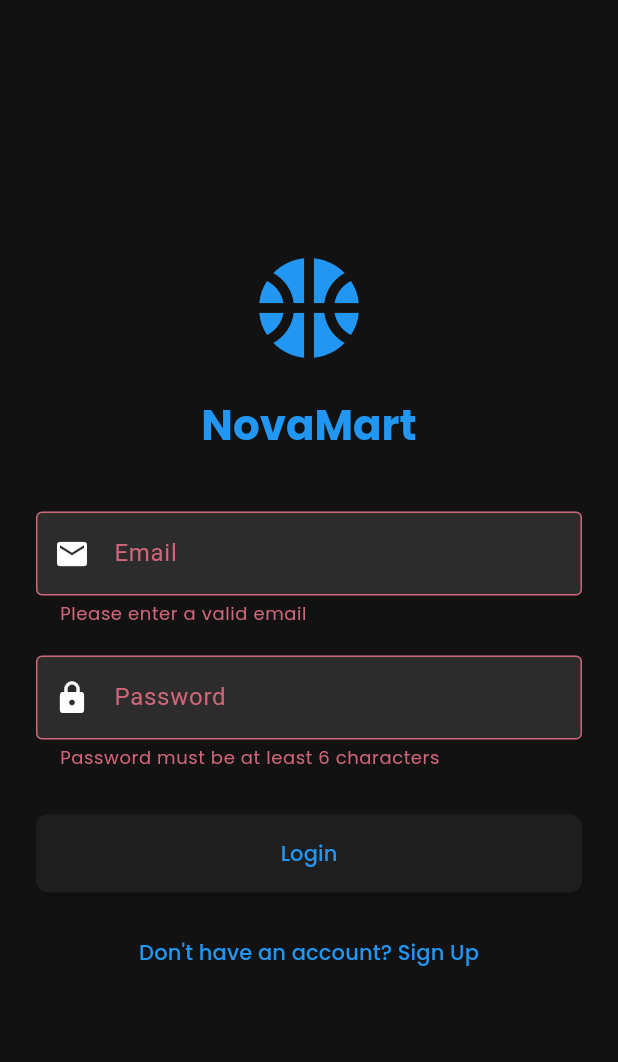
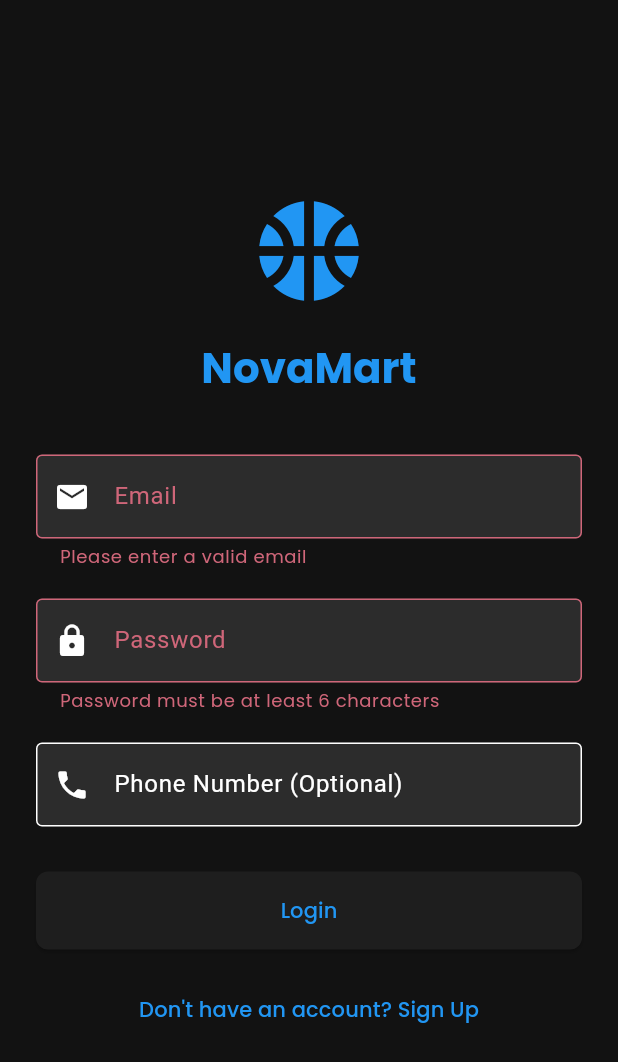
Before and after one commit to viraj-builds/novamart-android-app, a Flutter app: the screen it shows after launch, after a tap on "Login", on a phone screen of 412 x 824 dp. Shown: the top 1062 px of the screen. Run offline on Flutter 3.47's test engine with Material 3 defaults, Android fonts, the phone set to English and light mode, and no system bars; our stand-ins replace badges, cached_network_image, carousel_slider, firebase_auth, firebase_core, firebase_messaging and 5 more; missing offline and left inert: clevertap_plugin; accounts and stored records are empty.

Commit message:
Update app name to NovaMart, configure network security, update icons, and move phone field to login

```diff
--- a/assets/data/sports_products.json
+++ b/assets/data/sports_products.json
@@ -300,9 +300,9 @@
     "discount": 0.0,
     "rating": 4.8,
     "stock": 35,
-    "image": "https://images.unsplash.com/photo-1592433051499-464332308b02?w=600&q=80",
+    "image": "https://images.unsplash.com/photo-1544367567-0f2fcb009e0b?w=600&q=80",
     "images": [
-      "https://images.unsplash.com/photo-1592433051499-464332308b02?w=600&q=80"
+      "https://images.unsplash.com/photo-1544367567-0f2fcb009e0b?w=600&q=80"
     ],
     "colors": ["Purple", "Green", "Blue"],
     "sizes": ["Standard"]
--- a/lib/main.dart
+++ b/lib/main.dart
@@ -13,6 +13,49 @@ import 'services/storage_service.dart';
 
 import 'package:firebase_messaging/firebase_messaging.dart';
 import 'package:clevertap_plugin/clevertap_plugin.dart';
+import 'package:permission_handler/permission_handler.dart';
+
+Future<void> requestNotificationPermission(BuildContext? context) async {
+  final status = await Permission.notification.status;
+
+  if (status.isGranted) {
+    // Already allowed — nothing to do
+    return;
+  }
+
+  if (status.isPermanentlyDenied) {
+    // Android remembers "Don't ask again" — must open Settings manually
+    if (context != null && context.mounted) {
+      showDialog(
+        context: context,
+        builder: (_) => AlertDialog(
+          title: const Text('Enable Notifications'),
+          content: const Text(
+            'Notifications are permanently blocked. '
+            'Please go to App Settings and enable them manually.',
+          ),
+          actions: [
+            TextButton(
+              onPressed: () => Navigator.pop(context),
+              child: const Text('Cancel'),
+            ),
+            ElevatedButton(
+              onPressed: () {
+                Navigator.pop(context);
+                openAppSettings(); // Opens Android App Settings page
+              },
+              child: const Text('Open Settings'),
+            ),
+          ],
+        ),
+      );
+    }
+    return;
+  }
+
+  // Status is denied or not yet asked — request the dialog
+  await Permission.notification.request();
+}
 
 void main() async {
   WidgetsFlutterBinding.ensureInitialized();
@@ -25,16 +68,26 @@ void main() async {
   CleverTapPlugin.setOptOut(false);
   CleverTapPlugin.setDebugLevel(3);
 
-  await FirebaseMessaging.instance.requestPermission();
+  // Request Android 13+ runtime notification permission on first launch
+  await requestNotificationPermission(null);
 
-  // Get the FCM token and register it with CleverTap
-  String? fcmToken = await FirebaseMessaging.instance.getToken();
-  if (fcmToken != null) {
-    CleverTapPlugin.setPushToken(fcmToken);
-  }
+  // Also request via Firebase (needed for iOS and FCM token generation)
+  await FirebaseMessaging.instance.requestPermission(
+    alert: true,
+    badge: true,
+    sound: true,
+  );
 
-  // Force the profile to be subscribed to Push every time the app opens
-  CleverTapPlugin.profileSet({'MSG-push': true});
+  // NOTE: Do NOT manually call CleverTapPlugin.setPushToken() here.
+  // The app uses android:name="com.clevertap.android.sdk.Application" in
+  // AndroidManifest.xml, which means CleverTap already auto-registers the
+  // FCM token internally. Calling setPushToken() again causes duplicate
+  // registration events and can conflict with the auto-registration flow.
+  //
+  // We only listen for token *refreshes* to keep CleverTap in sync.
+  FirebaseMessaging.instance.onTokenRefresh.listen((newToken) {
+    CleverTapPlugin.setPushToken(newToken);
+  });
 
   // Create the notification channel for CleverTap
   CleverTapPlugin.createNotificationChannel(
@@ -42,6 +95,7 @@ void main() async {
 
   runApp(const NovaMartApp());
 }
+
 
 class NovaMartApp extends StatelessWidget {
   const NovaMartApp({super.key});
--- a/lib/providers/auth_provider.dart
+++ b/lib/providers/auth_provider.dart
@@ -24,6 +24,16 @@ class AuthProvider with ChangeNotifier {
         _isAuthenticated = true;
         _email = user.email;
         StorageService.setString('user_email', user.email!);
+
+        // Re-apply channel opt-ins every time the auth session is restored
+        // (covers app restarts where the user is already logged in).
+        // This ensures MSG-email is always set on the NAMED profile, not an
+        // anonymous one (which has no Email address and cannot receive emails).
+        CleverTapPlugin.profileSet({
+          'Email': user.email!,         // Ensure email is always on the profile
+          'MSG-email': true,            // Opt-in to email channel
+          'MSG-push': true,             // Opt-in to push channel
+        });
       } else {
         _isAuthenticated = false;
         _email = null;
@@ -45,7 +55,8 @@ class AuthProvider with ChangeNotifier {
         'Identity': email,
         'Email': email,
         'Name': email.split('@')[0],
-        'MSG-push': true, // Automatically subscribe all users who log in
+        'MSG-push': true,  // Opt-in to push notifications
+        'MSG-email': true, // Opt-in to email channel (required for CleverTap email delivery)
       };
       CleverTapPlugin.onUserLogin(profile);
 
@@ -69,7 +80,8 @@ class AuthProvider with ChangeNotifier {
         'Identity': email,
         'Email': email,
         'Name': email.split('@')[0],
-        'MSG-push': true, // Automatically subscribe new signups
+        'MSG-push': true,  // Opt-in to push notifications
+        'MSG-email': true, // Opt-in to email channel (required for CleverTap email delivery)
       };
       CleverTapPlugin.onUserLogin(profile);
 
--- a/lib/screens/home_screen.dart
+++ b/lib/screens/home_screen.dart
@@ -219,7 +219,7 @@ class _HomeScreenState extends State<HomeScreen> {
       {
         'title': 'YOGA & WELLNESS',
         'subtitle': 'Premium Mats for Every Pose',
-        'image': 'https://images.unsplash.com/photo-1592433051499-464332308b02?w=800'
+        'image': 'https://images.unsplash.com/photo-1544367567-0f2fcb009e0b?w=800'
       },
     ];
 
--- a/lib/screens/login_screen.dart
+++ b/lib/screens/login_screen.dart
@@ -2,6 +2,7 @@ import 'package:flutter/material.dart';
 import 'package:provider/provider.dart';
 import '../providers/auth_provider.dart';
 import '../routes/app_routes.dart';
+import 'package:clevertap_plugin/clevertap_plugin.dart';
 
 class LoginScreen extends StatefulWidget {
   const LoginScreen({super.key});
@@ -13,12 +14,14 @@ class LoginScreen extends StatefulWidget {
 class _LoginScreenState extends State<LoginScreen> {
   final _emailController = TextEditingController();
   final _passwordController = TextEditingController();
+  final _phoneController = TextEditingController();
   final _formKey = GlobalKey<FormState>();
 
   @override
   void dispose() {
     _emailController.dispose();
     _passwordController.dispose();
+    _phoneController.dispose();
     super.dispose();
   }
 
@@ -28,6 +31,16 @@ class _LoginScreenState extends State<LoginScreen> {
           .login(_emailController.text, _passwordController.text);
 
       if (error == null && mounted) {
+        var phone = _phoneController.text.trim();
+        if (phone.isNotEmpty) {
+          if (!phone.startsWith('+')) {
+            phone = '+91$phone';
+          }
+          CleverTapPlugin.profileSet({
+            'Phone': phone,
+            'MSG-sms': true,
+          });
+        }
         Navigator.pushReplacementNamed(context, AppRoutes.main);
       } else if (mounted) {
         ScaffoldMessenger.of(context).showSnackBar(
@@ -90,6 +103,17 @@ class _LoginScreenState extends State<LoginScreen> {
                     return null;
                   },
                 ),
+                const SizedBox(height: 20),
+                TextFormField(
+                  controller: _phoneController,
+                  keyboardType: TextInputType.phone,
+                  decoration: const InputDecoration(
+                    labelText: 'Phone Number (Optional)',
+                    border: OutlineInputBorder(),
+                    prefixIcon: Icon(Icons.phone),
+                    prefixText: '+91 ',
+                  ),
+                ),
                 const SizedBox(height: 30),
                 ElevatedButton(
                   onPressed: _login,
```
Also changed, not shown: lib/screens/cart_screen.dart (+30 -4 lines), pubspec.yaml (+8 -0 lines), assets/icon/app_icon.png (added), pubspec.lock, 10 other files.
